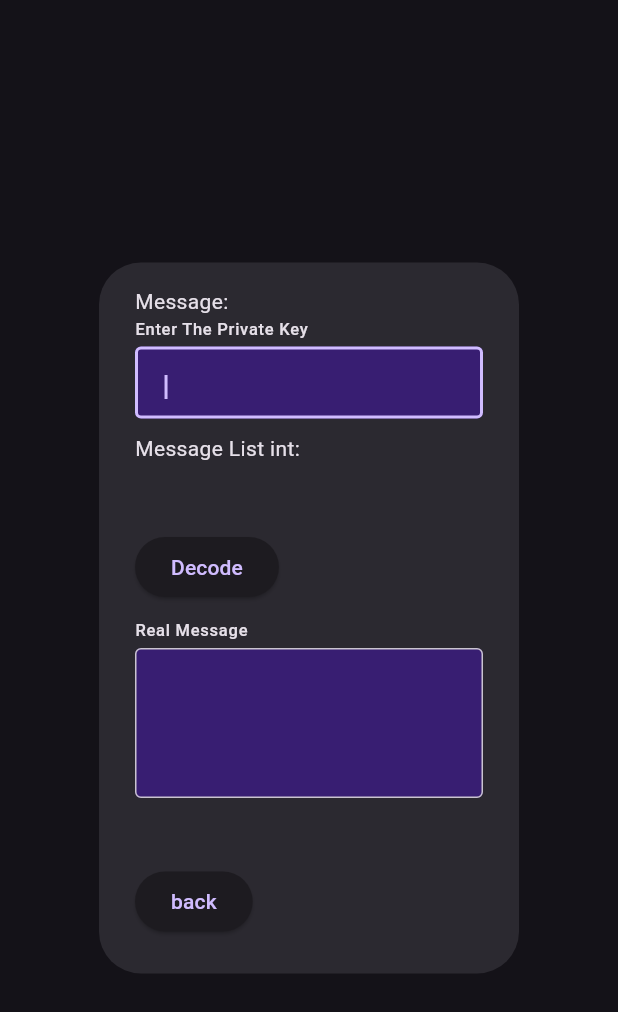
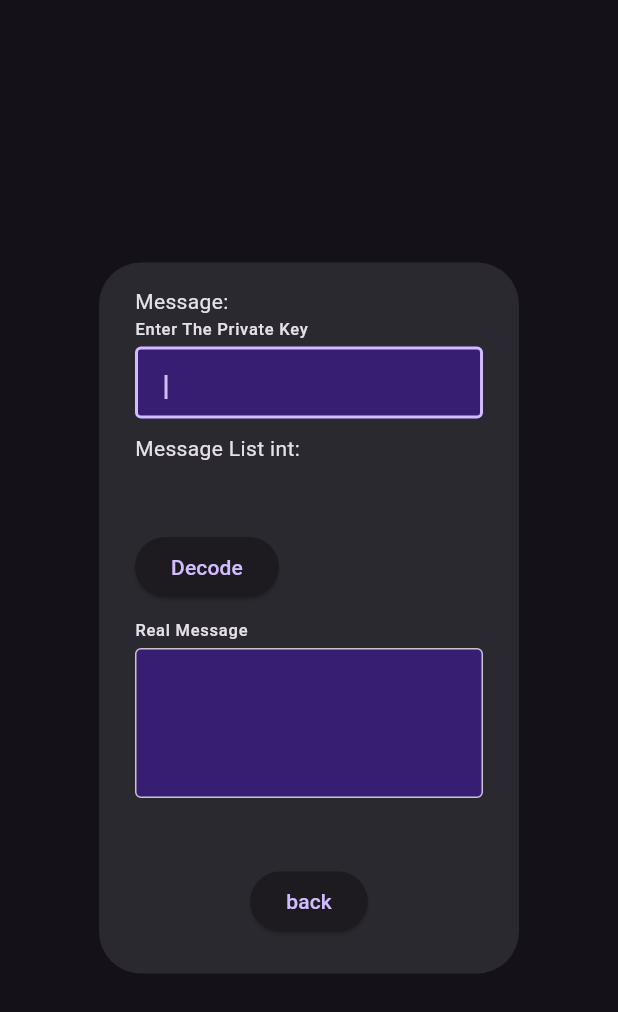
Before and after one commit to kkh95x/rsa, a Flutter app: the DecodeMessagePage widget shown alone on an empty page, opened directly with empty values, on a phone screen of 412 x 824 dp. Shown: the top 1012 px of the screen. Run offline on Flutter 3.47's test engine with Material 3 defaults, Android fonts, the light colour scheme and no system bars; drawn by our look-alikes of reactive_forms; our stand-ins replace flutter_animate, flutter_riverpod; missing offline and left inert: fast_rsa, pdfx, pointycastle.

Commit message:
new_update

```diff
--- a/lib/decode_message_page.dart
+++ b/lib/decode_message_page.dart
@@ -19,6 +19,7 @@ class DecodeMessagePage extends ConsumerWidget {
     return AlertDialog(
       content: ReactiveForm(
         formGroup: form,
+        child: SingleChildScrollView(
           child: Column(
             crossAxisAlignment: CrossAxisAlignment.start,
             mainAxisSize: MainAxisSize.min,
@@ -96,8 +97,14 @@ class DecodeMessagePage extends ConsumerWidget {
                 );
               }),
               SizedBox(height: 10,)
-            ,ElevatedButton(onPressed: (){Navigator.pop(context);}, child: Text("back"))
+              ,Row(
+                mainAxisAlignment: MainAxisAlignment.center,
+                children: [
+                  ElevatedButton(onPressed: (){Navigator.pop(context);}, child: Text("back")),
                 ],
+              )
+            ],
+          ),
         ),
       ),
     );
--- a/lib/user_a_home_page.dart
+++ b/lib/user_a_home_page.dart
@@ -119,11 +119,11 @@ class UserAHomePage extends ConsumerWidget {
           ElevatedButton(
               onPressed: () async{
                ref
-                        .read(getRandomPrivteKeyAndPublicKeyValueProvider(To.B)
+                        .read(getRandomPrivteKeyAndPublicKeyValueProvider(To.A)
                             .notifier)
                         .state =
                     await ref.read(
-                        getRandomPrivteKeyAndPublicKeyPRovider(To.B).future);
+                        getRandomPrivteKeyAndPublicKeyPRovider(To.A).future);
               },
               child: const Text("Generate Random Key")),
         const SizedBox(
```
Lines whose indentation alone changed are shown as unchanged.
